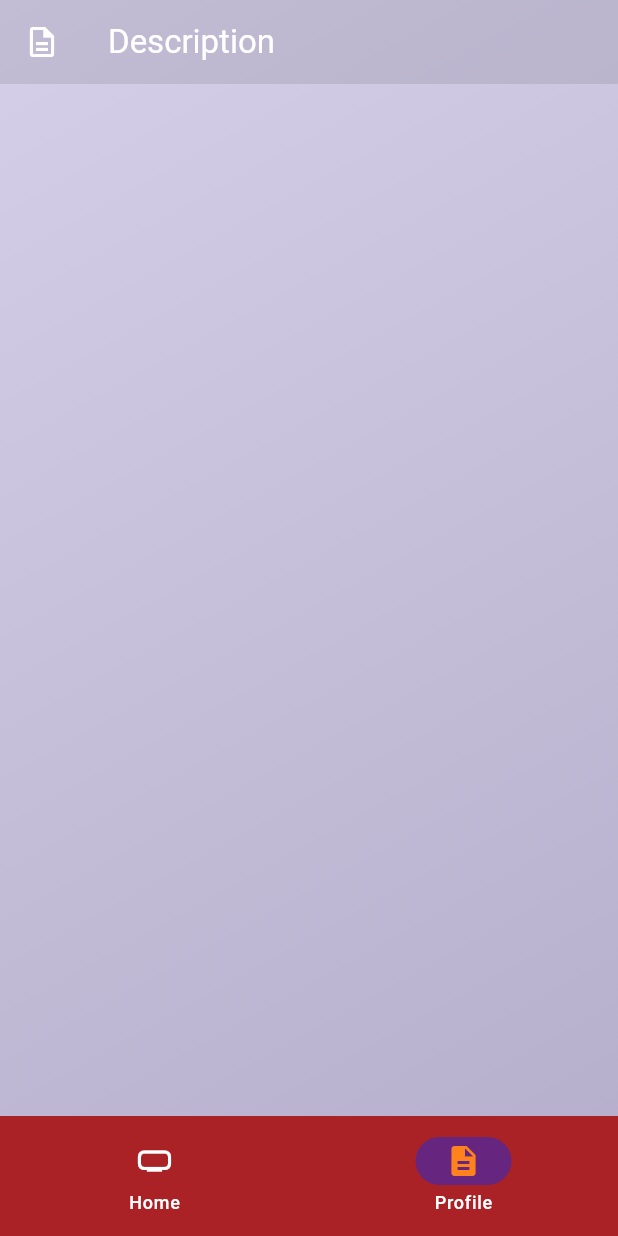
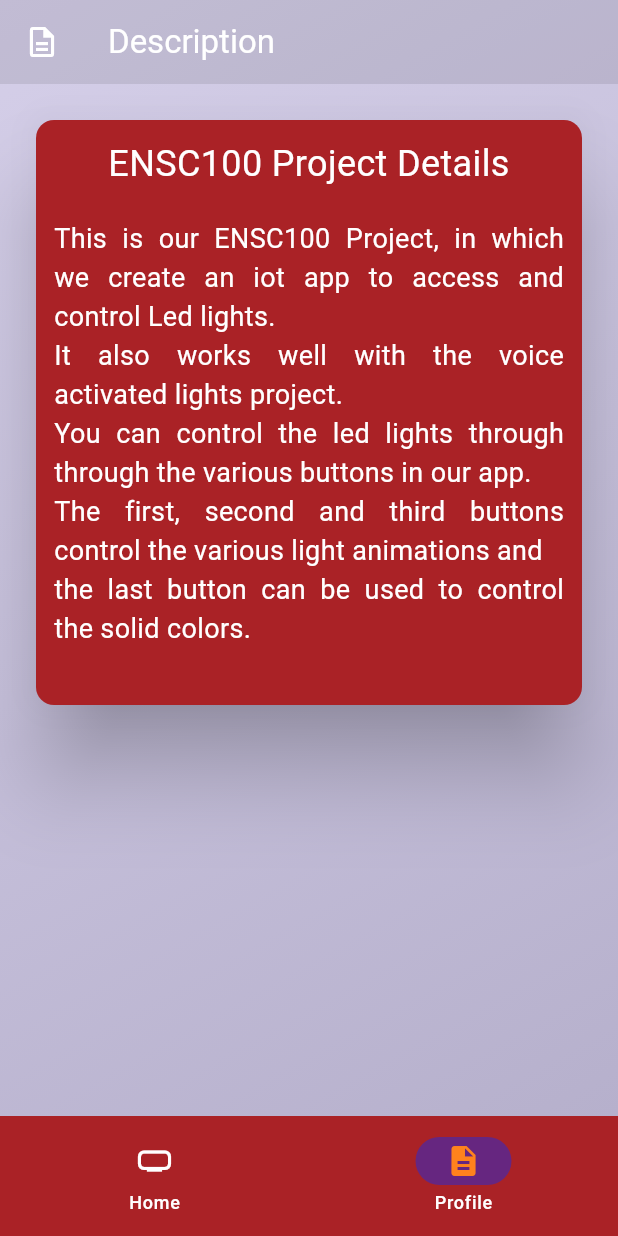
Before and after one commit to Neche27/ESP_App, a Flutter app: the screen it shows after launch, item 2 of the bottom bar chosen, on a phone screen of 412 x 824 dp. Run offline on Flutter 3.47's test engine with Material 3 defaults, Android fonts, the light colour scheme and no system bars; network calls fail.

Commit message:
Finished the description page and other pages.

```diff
--- a/lib/core/constants.dart
+++ b/lib/core/constants.dart
@@ -1,11 +1,14 @@
 import 'dart:ui';
 
-import 'package:web_socket_channel/web_socket_channel.dart';
 
-final channel = WebSocketChannel.connect(
-    Uri.parse('ws://esp8266LAN.local/ws'),
-  );
 
+//values
+List<String> btnValues = ['R', 'R', 'O', 'D'];
+List<bool> isPressed = [false, false, false, false];
+//colors
+const pageBackgroundColor1 = Color.fromARGB(255, 213, 207, 233);
+const pageBackgroundColor2 = Color.fromARGB(255, 182, 176, 204);
+Color? btnColor = const Color.fromARGB(255, 170, 34, 38);
 const textColor = Color.fromARGB(255, 255, 255, 255);
 const backgroundColor = Color.fromARGB(255, 170,34,38);
 const primaryColor = Color.fromARGB(255, 255, 130, 28);
@@ -14,3 +17,12 @@ const secondaryColor = Color(0xFF662680);
 const secondaryFgColor = Color.fromARGB(255, 255, 130, 28);
 const accentColor = Color(0xFFad41d7);
 const accentFgColor = Color(0xFF110a14);
+//Text
+const String txtD = """
+  This is our ENSC100 Project, in which we create an iot app to access and control Led lights.
+  It also works well with the voice activated lights project.
+  You can control the led lights through through the various buttons in our app.
+  The first, second and third buttons control the various light animations and
+  the last button can be used to control the solid colors.
+""";
+const double fSize = 18;
--- a/lib/pages/profile.dart
+++ b/lib/pages/profile.dart
@@ -1,4 +1,5 @@
 import 'package:flutter/material.dart';
+import '../core/constants.dart';
 
 class ProfilePage extends StatefulWidget {
   const ProfilePage({super.key});
@@ -31,9 +32,24 @@ class _ProfilePageState extends State<ProfilePage> {
               padding: EdgeInsets.all(20),
               child: Card(
                   elevation: 25,
-                  child: Column(children: [
-
-                  ])),
+                  child: SingleChildScrollView(
+                    child: Padding(
+                      padding: EdgeInsets.all(12),
+                      child: Column(
+                        mainAxisAlignment: MainAxisAlignment.center,
+                        children: [
+                          Text("ENSC100 Project Details", style: TextStyle(fontSize: 24, ), textAlign: TextAlign.center,),
+                          SizedBox(height: 20,),
+                        Text(
+                                      txtD,
+                                      style: TextStyle(
+                      fontSize: fSize,
+                                      ),
+                                      textAlign: TextAlign.justify,
+                                    )
+                      ]),
+                    ),
+                  )),
             )),
       ),
     );
--- a/lib/widget_tree.dart
+++ b/lib/widget_tree.dart
@@ -1,7 +1,6 @@
 import 'package:flutter/material.dart';
 import 'pages/home_page.dart';
 import 'pages/profile.dart';
-import 'core/constants.dart';
 
 class WIdgetTree extends StatefulWidget {
   const WIdgetTree({super.key});
@@ -13,7 +12,7 @@ class WIdgetTree extends StatefulWidget {
 class _WIdgetTreeState extends State<WIdgetTree> {
   int currentPageIndex = 0;
   List<Widget> pageList = [
-    MyHomePage(title: "ENSC 100 Project", channel: channel,),
+    MyHomePage(title: "ENSC 100 Project",),
     const ProfilePage()
   ];
 
@@ -38,4 +37,6 @@ class _WIdgetTreeState extends State<WIdgetTree> {
       ),
     );
   }
+
+
 }
```
Also changed, not shown: lib/pages/home_page.dart (+6 -27 lines), lib/pages/send_page.dart (+8 -4 lines).
